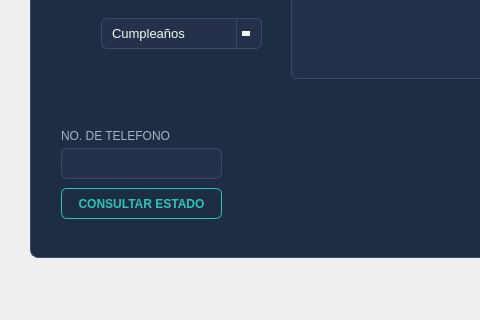
Before: the Qt Designer form mainwindow.ui in SABANd5/EDD_2S2026_PY_202303371, drawn with Qt 5; both pictures show x 0 to 480 and y 263 to 583 of the 899 by 583 pixel window.
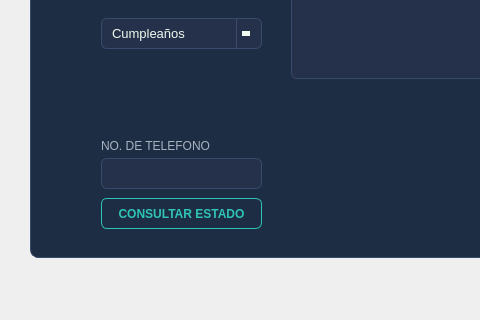
After: the same form once the commit is applied. The open tabs and pages were chosen to show the change.

Commit message: Finalización de Interfaz Grafica

Diff of the .ui file:
```diff
--- a/mainwindow.ui
+++ b/mainwindow.ui
@@ -1036,27 +1036,32 @@
        <widget class="QLineEdit" name="txtConsultaTelefono">
         <property name="geometry">
          <rect>
-          <x>30</x>
-          <y>340</y>
+          <x>70</x>
+          <y>350</y>
           <width>161</width>
           <height>31</height>
          </rect>
         </property>
         <property name="styleSheet">
-         <string notr="true">font-family: &quot;Montserrat&quot;;
-font-size: 13px;
-color: #F1FAEE;
-background-color: #25314A;
-border: 1px solid #3A4A6B;
-border-radius: 6px;
-padding: 6px 10px;</string>
+         <string notr="true">QLineEdit {
+    background-color: #25314A;
+    border: 1px solid #3A4A6B;
+    border-radius: 6px;
+    padding: 6px 10px;
+    color: #F1FAEE;
+    font-family: &quot;Montserrat&quot;;
+    font-size: 13px;
+}
+QLineEdit:focus {
+    border: 1px solid #4A6FA5;
+}</string>
         </property>
        </widget>
        <widget class="QPushButton" name="btnConsultarEstado">
         <property name="geometry">
          <rect>
-          <x>30</x>
-          <y>380</y>
+          <x>70</x>
+          <y>390</y>
           <width>161</width>
           <height>31</height>
          </rect>
@@ -1121,8 +1126,8 @@
        <widget class="QLabel" name="label_43">
         <property name="geometry">
          <rect>
-          <x>30</x>
-          <y>320</y>
+          <x>70</x>
+          <y>330</y>
           <width>111</width>
           <height>16</height>
          </rect>
```
Left out of the diff: 225 changed lines with no effect on the pictures.
